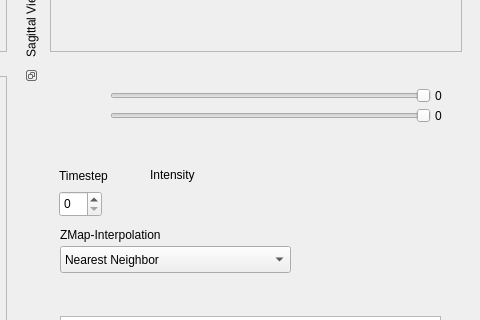
Above: forms/isisViewerMain.ui from isis-group/vast before the change; both pictures show x 443 to 923 and y 342 to 662 of the 923 by 815 pixel window. Below: the same form after it.
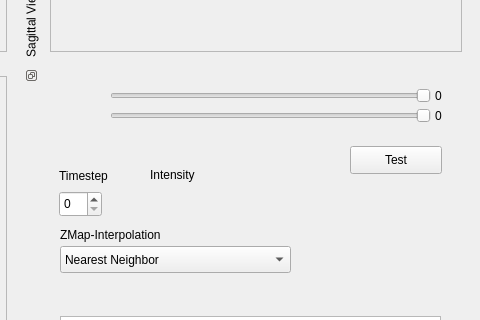
That is the form after the change.

```diff
--- a/forms/isisViewerMain.ui
+++ b/forms/isisViewerMain.ui
@@ -335,6 +335,19 @@
             <string>0</string>
            </property>
           </widget>
+          <widget class="QPushButton" name="testButton">
+           <property name="geometry">
+            <rect>
+             <x>300</x>
+             <y>70</y>
+             <width>92</width>
+             <height>28</height>
+            </rect>
+           </property>
+           <property name="text">
+            <string>Test</string>
+           </property>
+          </widget>
          </widget>
         </item>
        </layout>
```
Left out of the diff: 2 changed lines with no effect on the pictures.
